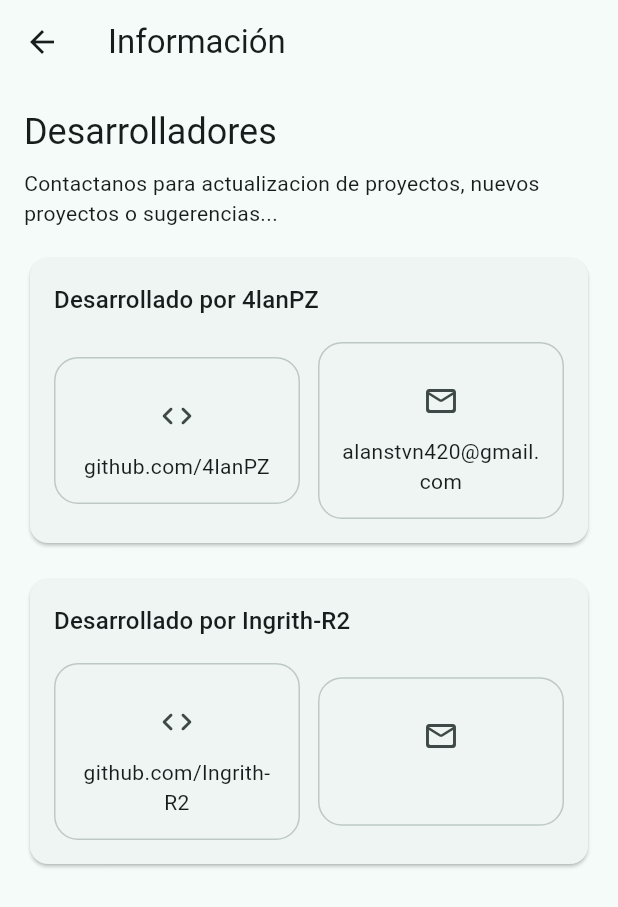
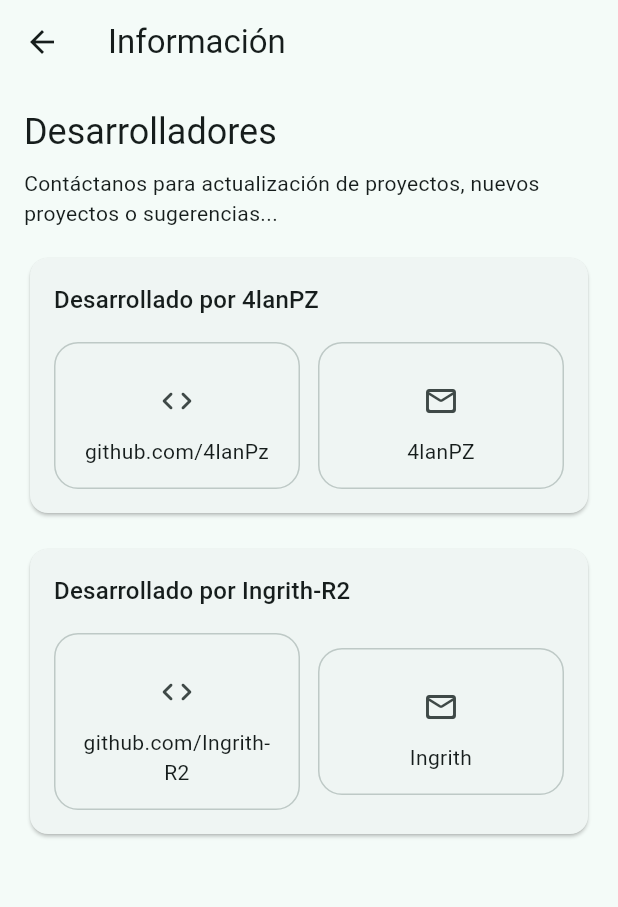
Before and after one commit to 4lanPz/APP_CONTROL_INFORMES, a Flutter app: the DeveloperInfoScreen screen opened directly, on a phone screen of 412 x 824 dp. Shown: the top 907 px of the screen. Run offline on Flutter 3.47's test engine with Material 3 defaults, Android fonts, the phone set to English and light mode, and no system bars; our stand-ins replace image_picker, pdf, printing, sqflite, supabase_flutter; accounts and stored records are empty.

Commit message:
version 9.0 debug

```diff
--- a/lib/src/presentation/screens/developer_info_screen.dart
+++ b/lib/src/presentation/screens/developer_info_screen.dart
@@ -7,16 +7,16 @@ class DeveloperInfoScreen extends StatelessWidget {
   static const _developers = <_DeveloperProfile>[
     _DeveloperProfile(
       name: '4lanPZ',
-      githubLabel: 'github.com/4lanPZ',
+      githubLabel: 'github.com/4lanPz',
       githubUrl: 'https://github.com/4lanPZ',
-      emailLabel: 'alanstvn420@gmail.com',
-      emailAddress: '',
+      emailLabel: '4lanPZ',
+      emailAddress: 'alanstvn420@gmail.com',
     ),
     _DeveloperProfile(
       name: 'Ingrith-R2',
       githubLabel: 'github.com/Ingrith-R2',
       githubUrl: 'https://github.com/Ingrith-R2',
-      emailLabel: '',
+      emailLabel: 'Ingrith',
       emailAddress: '',
     ),
   ];
@@ -40,7 +40,7 @@ class DeveloperInfoScreen extends StatelessWidget {
                 ),
                 const SizedBox(height: 8),
                 Text(
-                  'Contactanos para actualizacion de proyectos, nuevos proyectos o sugerencias...',
+                  'Contáctanos para actualización de proyectos, nuevos proyectos o sugerencias...',
                   style: Theme.of(context).textTheme.bodyMedium,
                 ),
                 const SizedBox(height: 16),
--- a/lib/src/services/report_pdf_service.dart
+++ b/lib/src/services/report_pdf_service.dart
@@ -11,7 +11,7 @@ import 'report_file_service.dart';
 class ReportPdfService {
   const ReportPdfService(this._fileService);
 
-  static const _templateAssetPath = 'Formulario_base.pdf';
+  static const _templateAssetPath = 'assets/templates/Formulario_base.pdf';
   static const _showDraftWatermark = true;
   static const _draftWatermarkLabel = 'BORRADOR';
 
@@ -221,7 +221,7 @@ class ReportPdfService {
                 style: const pw.TextStyle(fontSize: 8.5),
               ),
               pw.Text(
-                'Plantilla base: Formulario_base.pdf',
+                'Plantilla base: assets/templates/Formulario_base.pdf',
                 style: const pw.TextStyle(fontSize: 8.5),
               ),
             ],
--- a/pubspec.yaml
+++ b/pubspec.yaml
@@ -29,10 +29,10 @@ dev_dependencies:
 flutter:
   uses-material-design: true
   assets:
-    - Formulario_base.pdf
+    - assets/templates/Formulario_base.pdf
 
 
 flutter_launcher_icons:
   android: true
-  image_path: "TecnoReport.png"
+  image_path: "assets/branding/TecnoReport.png"
   min_sdk_android: 21
```
Also changed, not shown: assets/branding/TecnoReport.png (renamed from TecnoReport.png), 7 other files.
